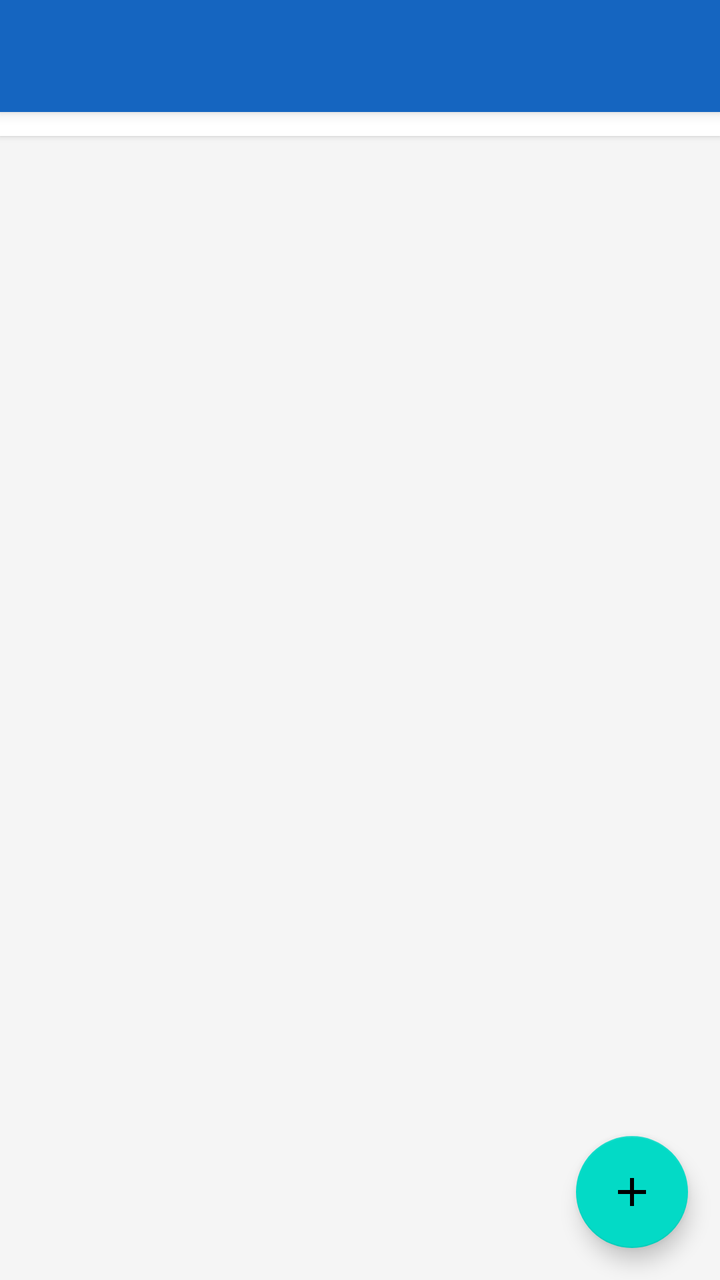
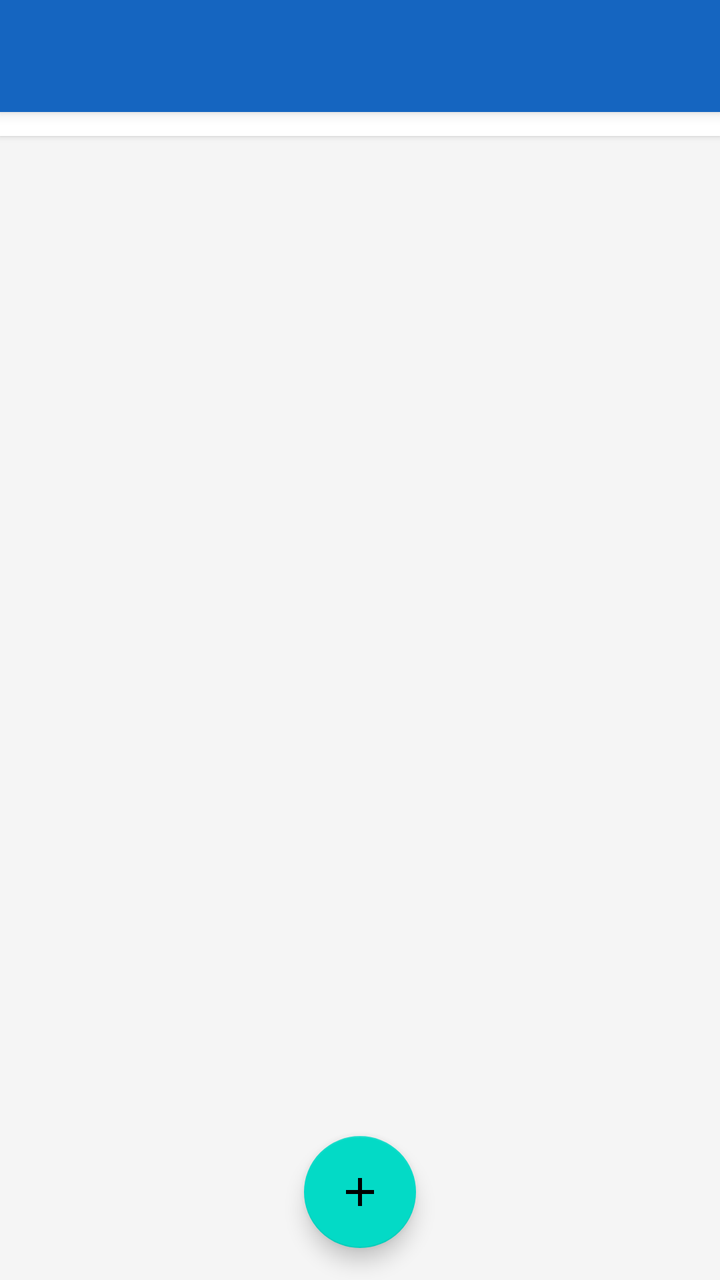

The first picture is an Android layout as it rendered before a commit; the second is the same layout after the commit. The layout source and the unified diff follow.
<!-- AndroidManifest.xml: application theme Theme.DWBookmarkApp -->
<!-- res/layout/activity_main.xml -->
<?xml version="1.0" encoding="utf-8"?>
<androidx.constraintlayout.widget.ConstraintLayout
    xmlns:android="http://schemas.android.com/apk/res/android"
    xmlns:app="http://schemas.android.com/apk/res-auto"
    android:id="@+id/rootLayout"
    android:layout_width="match_parent"
    android:layout_height="match_parent"
    android:background="@color/background">

    
    <View
        android:id="@+id/statusBarScrim"
        android:layout_width="0dp"
        android:layout_height="0dp"
        android:background="@color/primary_dark"
        app:layout_constraintTop_toTopOf="parent"
        app:layout_constraintStart_toStartOf="parent"
        app:layout_constraintEnd_toEndOf="parent" />

    
    <FrameLayout
        android:id="@+id/adContainer"
        android:layout_width="0dp"
        android:layout_height="wrap_content"
        android:background="@color/white"
        app:layout_constraintTop_toBottomOf="@id/statusBarScrim"
        app:layout_constraintStart_toStartOf="parent"
        app:layout_constraintEnd_toEndOf="parent" />

    <androidx.appcompat.widget.Toolbar
        android:id="@+id/toolbar"
        android:layout_width="0dp"
        android:layout_height="?attr/actionBarSize"
        android:background="@color/primary"
        android:elevation="4dp"
        android:theme="@style/ThemeOverlay.AppCompat.Dark.ActionBar"
        app:popupTheme="@style/ThemeOverlay.AppCompat.Light"
        app:titleTextColor="@color/white"
        app:layout_constraintTop_toBottomOf="@id/adContainer"
        app:layout_constraintStart_toStartOf="parent"
        app:layout_constraintEnd_toEndOf="parent" />

    
    <HorizontalScrollView
        android:id="@+id/folderScroll"
        android:layout_width="0dp"
        android:layout_height="wrap_content"
        android:background="@color/white"
        android:elevation="2dp"
        android:scrollbars="none"
        app:layout_constraintTop_toBottomOf="@id/toolbar"
        app:layout_constraintStart_toStartOf="parent"
        app:layout_constraintEnd_toEndOf="parent">

        <com.google.android.material.chip.ChipGroup
            android:id="@+id/folderChips"
            android:layout_width="wrap_content"
            android:layout_height="wrap_content"
            android:paddingStart="12dp"
            android:paddingTop="6dp"
            android:paddingEnd="12dp"
            android:paddingBottom="6dp"
            app:chipSpacingHorizontal="6dp"
            app:singleLine="true"
            app:singleSelection="true" />
    </HorizontalScrollView>

    <HorizontalScrollView
        android:id="@+id/sourceScroll"
        android:layout_width="0dp"
        android:layout_height="wrap_content"
        android:background="@color/white"
        android:scrollbars="none"
        app:layout_constraintTop_toBottomOf="@id/folderScroll"
        app:layout_constraintStart_toStartOf="parent"
        app:layout_constraintEnd_toEndOf="parent">
        <com.google.android.material.chip.ChipGroup
            android:id="@+id/sourceChips"
            android:layout_width="wrap_content"
            android:layout_height="wrap_content"
            android:paddingStart="12dp"
            android:paddingEnd="12dp"
            app:singleLine="true"
            app:singleSelection="true" />
    </HorizontalScrollView>

    <androidx.recyclerview.widget.RecyclerView
        android:id="@+id/recyclerView"
        android:layout_width="0dp"
        android:layout_height="0dp"
        android:clipToPadding="false"
        android:padding="8dp"
        app:layout_constraintTop_toBottomOf="@id/sourceScroll"
        app:layout_constraintBottom_toBottomOf="parent"
        app:layout_constraintStart_toStartOf="parent"
        app:layout_constraintEnd_toEndOf="parent" />

    <LinearLayout
        android:id="@+id/emptyView"
        android:layout_width="0dp"
        android:layout_height="0dp"
        android:orientation="vertical"
        android:gravity="center"
        android:visibility="gone"
        app:layout_constraintTop_toBottomOf="@id/sourceScroll"
        app:layout_constraintBottom_toBottomOf="parent"
        app:layout_constraintStart_toStartOf="parent"
        app:layout_constraintEnd_toEndOf="parent">

        <TextView
            android:id="@+id/emptyMessage"
            android:layout_width="wrap_content"
            android:layout_height="wrap_content"
            android:text="@string/empty_message"
            android:textAlignment="center"
            android:textColor="@color/gray"
            android:textSize="15sp"
            android:lineSpacingExtra="4dp" />
    </LinearLayout>

    <com.google.android.material.floatingactionbutton.FloatingActionButton
        android:id="@+id/fabAdd"
        android:layout_width="wrap_content"
        android:layout_height="wrap_content"
        android:layout_marginEnd="16dp"
        android:layout_marginBottom="16dp"
        android:src="@drawable/ic_add"
        android:contentDescription="@string/add_bookmark"
        app:layout_constraintEnd_toEndOf="parent"
        app:layout_constraintBottom_toBottomOf="parent" />

</androidx.constraintlayout.widget.ConstraintLayout>
<!-- resources referenced by this layout -->
<resources>
  <color name="background">#F5F5F5</color>
  <color name="gray">#9E9E9E</color>
  <color name="primary">#1565C0</color>
  <color name="primary_dark">#0D47A1</color>
  <color name="white">#FFFFFF</color>
  <!-- drawable ic_add (drawable) -->
  <?xml version="1.0" encoding="utf-8"?>
  <vector xmlns:android="http://schemas.android.com/apk/res/android"
      android:width="24dp"
      android:height="24dp"
      android:viewportWidth="24"
      android:viewportHeight="24">
      <path
          android:fillColor="#FFFFFF"
          android:pathData="M19,13h-6v6h-2v-6H5v-2h6V5h2v6h6v2z"/>
  </vector>
  <string name="add_bookmark">북마크 추가</string>
  <string name="empty_message">저장된 북마크가 없습니다\n아래 + 버튼을 눌러 추가해보세요</string>
  <style name="Theme.DWBookmarkApp" parent="Theme.MaterialComponents.Light.NoActionBar">
          <item name="colorPrimary">@color/primary</item>
          <item name="colorPrimaryDark">@color/primary_dark</item>
          <item name="colorAccent">@color/accent</item>
          <item name="android:windowBackground">@color/background</item>
  
          
          <item name="android:statusBarColor">@android:color/transparent</item>
          <item name="android:navigationBarColor">@android:color/transparent</item>
          <item name="android:enforceStatusBarContrast" tools:targetApi="29">false</item>
          <item name="android:enforceNavigationBarContrast" tools:targetApi="29">false</item>
      </style>
  <color name="accent">#FF6F00</color>
</resources>

<!-- the commit's change to res/layout/activity_main.xml (unified diff, before → after) -->
@@ -122,10 +122,10 @@
         android:id="@+id/fabAdd"
         android:layout_width="wrap_content"
         android:layout_height="wrap_content"
-        android:layout_marginEnd="16dp"
         android:layout_marginBottom="16dp"
         android:src="@drawable/ic_add"
         android:contentDescription="@string/add_bookmark"
+        app:layout_constraintStart_toStartOf="parent"
         app:layout_constraintEnd_toEndOf="parent"
         app:layout_constraintBottom_toBottomOf="parent" />
 
